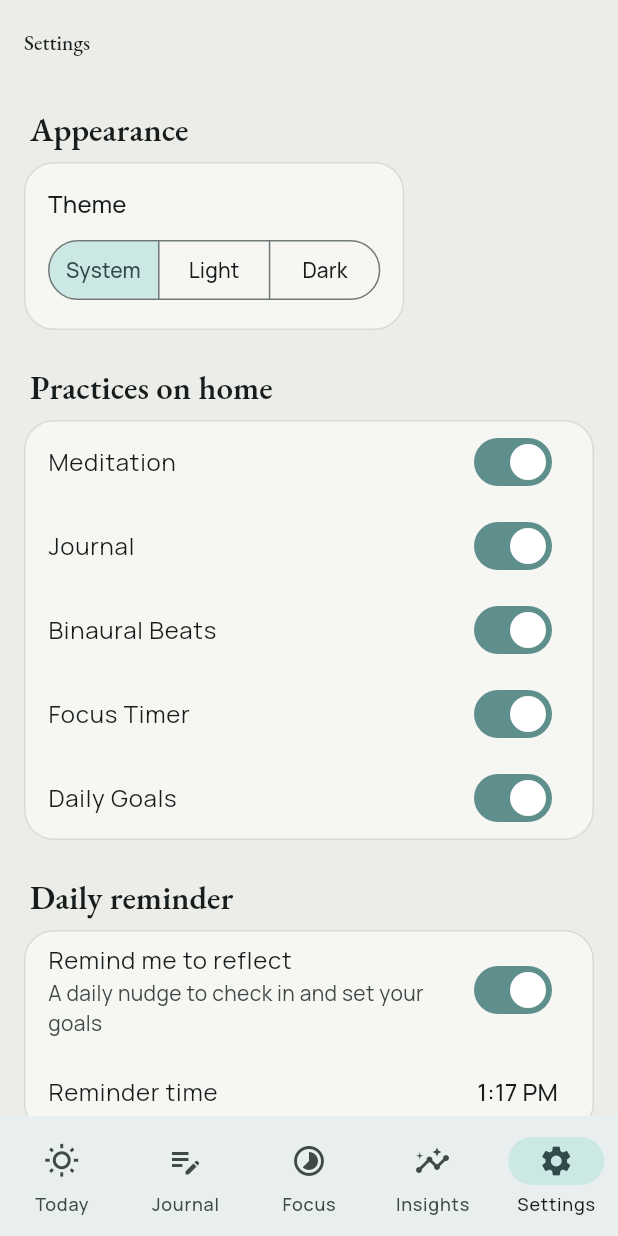
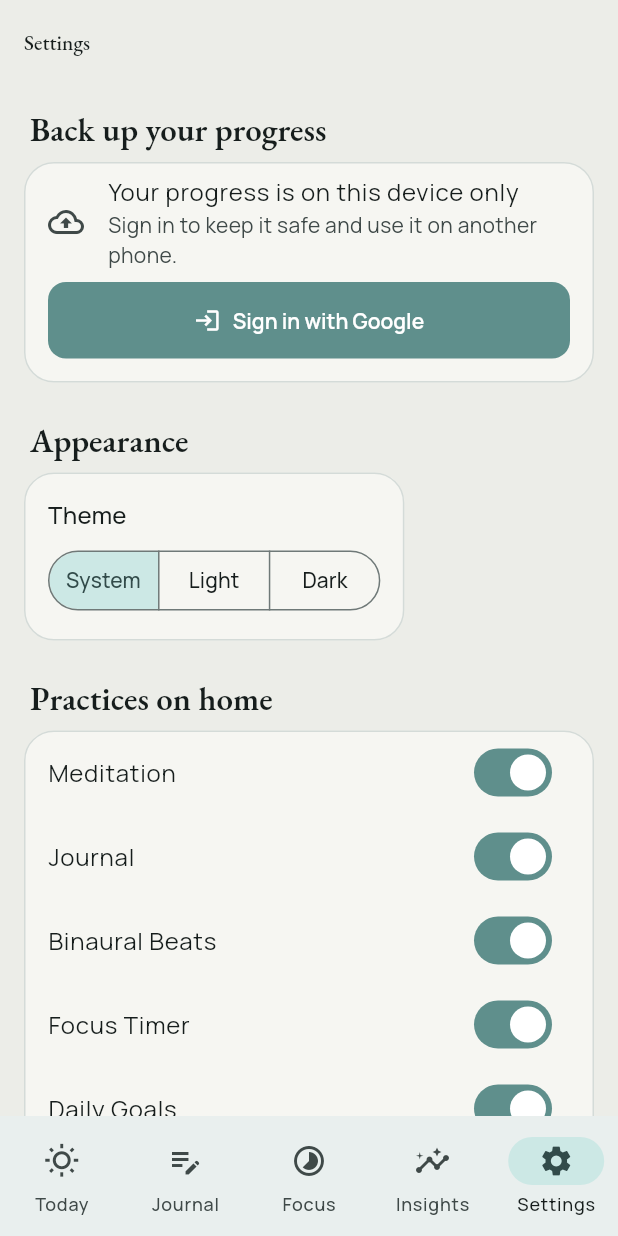
Before and after one commit to EgecanOzcakar/gaman, a Flutter app: the screen it shows after launch, item 5 of the bottom bar chosen, on a phone screen of 412 x 824 dp. Run offline on Flutter 3.47's test engine with Material 3 defaults, Android fonts, the phone set to English and light mode, and no system bars; our stand-ins replace cloud_firestore, firebase_auth, firebase_core, flutter_local_notifications, google_fonts, google_generative_ai and 7 more; missing offline and left inert: workmanager; accounts and stored records are empty; network calls fail; statements that could not run were skipped.

Commit message:
add a back-up-your-progress section to Settings
Co-Authored-By: Claude Sonnet 5 <noreply@anthropic.com>

```diff
--- a/gaman/lib/screens/settings_screen.dart
+++ b/gaman/lib/screens/settings_screen.dart
@@ -4,6 +4,7 @@ import '../providers/feature_prefs.dart';
 import '../providers/notification_provider.dart';
 import '../providers/settings_provider.dart';
 import '../providers/theme_provider.dart';
+import '../services/auth_service.dart';
 import '../services/data_export.dart';
 import '../services/gemini_service.dart';
 import '../theme/app_theme.dart';
@@ -81,6 +82,8 @@ class _SettingsScreenState extends State<SettingsScreen> {
       body: ListView(
         padding: const EdgeInsets.all(Insets.md),
         children: [
+          const _BackupSection(),
+          const SizedBox(height: Insets.lg),
           _Section(
             title: 'Appearance',
             child: Consumer<ThemeProvider>(
@@ -293,6 +296,127 @@ class _SettingsScreenState extends State<SettingsScreen> {
   }
 }
 
+class _BackupSection extends StatelessWidget {
+  const _BackupSection();
+
+  @override
+  Widget build(BuildContext context) {
+    return _Section(
+      title: 'Back up your progress',
+      child: Consumer<AuthService>(
+        builder: (context, auth, _) {
+          if (!auth.available) {
+            return const ListTile(
+              leading: Icon(Icons.cloud_off_outlined),
+              title: Text('Cloud backup is unavailable on this build'),
+              subtitle: Text('Your progress is saved on this device.'),
+            );
+          }
+          if (auth.isAnonymous) {
+            return Column(
+              children: [
+                const ListTile(
+                  leading: Icon(Icons.cloud_upload_outlined),
+                  title: Text('Your progress is on this device only'),
+                  subtitle: Text(
+                      'Sign in to keep it safe and use it on another phone.'),
+                ),
+                Padding(
+                  padding: const EdgeInsets.fromLTRB(
+                      Insets.md, 0, Insets.md, Insets.md),
+                  child: SizedBox(
+                    width: double.infinity,
+                    child: FilledButton.icon(
+                      onPressed: () => _link(context, auth),
+                      icon: const Icon(Icons.login),
+                      label: const Text('Sign in with Google'),
+                    ),
+                  ),
+                ),
+              ],
+            );
+          }
+          return Column(
+            children: [
+              ListTile(
+                leading: const Icon(Icons.cloud_done_outlined),
+                title: Text('Backed up as ${auth.accountLabel ?? 'your account'}'),
+                subtitle: const Text('Your progress syncs across your devices.'),
+              ),
+              Padding(
+                padding: const EdgeInsets.fromLTRB(
+                    Insets.md, 0, Insets.md, Insets.md),
+                child: SizedBox(
+                  width: double.infinity,
+                  child: OutlinedButton(
+                    onPressed: auth.signOut,
+                    child: const Text('Sign out'),
+                  ),
+                ),
+              ),
+            ],
+          );
+        },
+      ),
+    );
+  }
+
+  Future<void> _link(BuildContext context, AuthService auth) async {
+    final result = await auth.linkGoogle();
+    if (!context.mounted) return;
+    switch (result) {
+      case LinkResult.linked:
+        ScaffoldMessenger.of(context).showSnackBar(
+            const SnackBar(content: Text('Your progress is backed up')));
+      case LinkResult.conflict:
+        await _showConflictDialog(context, auth);
+      case LinkResult.failed:
+        ScaffoldMessenger.of(context).showSnackBar(
+            const SnackBar(content: Text('Could not sign in — try again')));
+      case LinkResult.cancelled:
+      case LinkResult.unavailable:
+        break;
+    }
+  }
+}
+
+Future<void> _showConflictDialog(BuildContext context, AuthService auth) {
+  return showDialog<void>(
+    context: context,
+    builder: (context) => AlertDialog(
+      title: const Text('That account already has progress'),
+      content: const Text(
+        'This Google account was used on another device. You can switch to '
+        "that account's progress now — this device's local progress stays "
+        'on this device.',
+      ),
+      actions: [
+        TextButton(
+          onPressed: () {
+            auth.cancelConflict();
+            Navigator.pop(context);
+          },
+          child: const Text('Not now'),
+        ),
+        FilledButton(
+          onPressed: () async {
+            await auth.useAccountAfterConflict();
+            if (context.mounted) Navigator.pop(context);
+          },
+          child: const Text("Use my account's data"),
+        ),
+      ],
+    ),
+  );
+}
+
+@visibleForTesting
+class BackupSectionForTest extends StatelessWidget {
+  const BackupSectionForTest({super.key});
+  @override
+  Widget build(BuildContext context) => const _BackupSection();
+}
+
 const _practiceLabels = {
   'meditation': 'Meditation',
   'journal': 'Journal',
```
Also changed, not shown: 1 other file.
